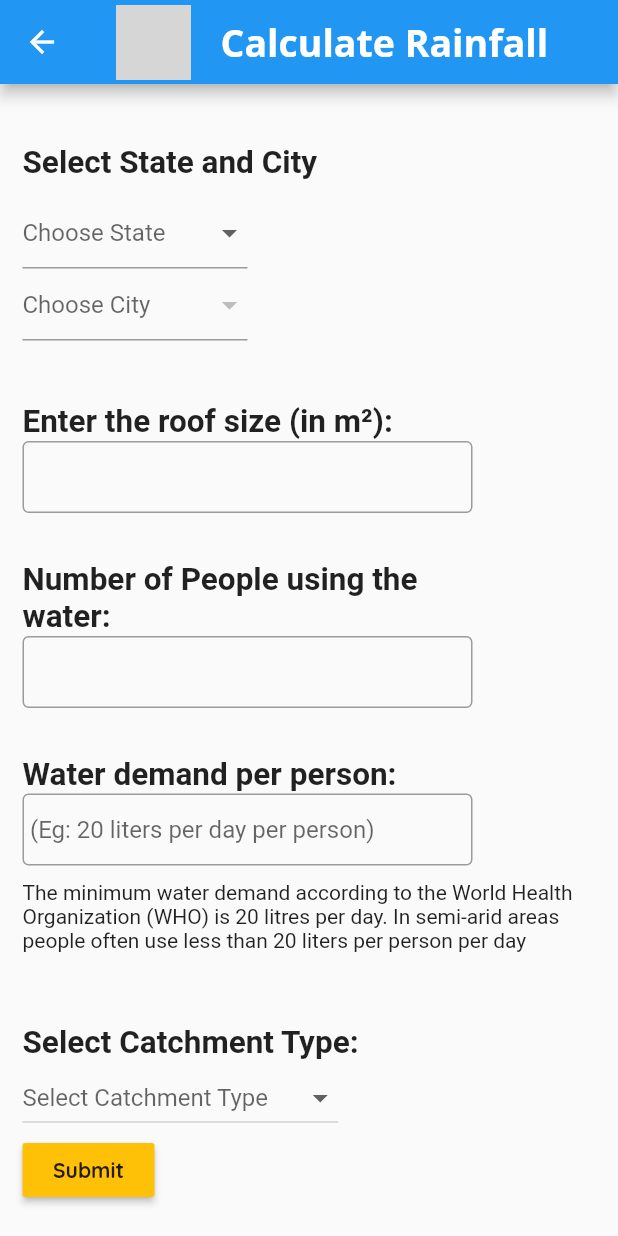
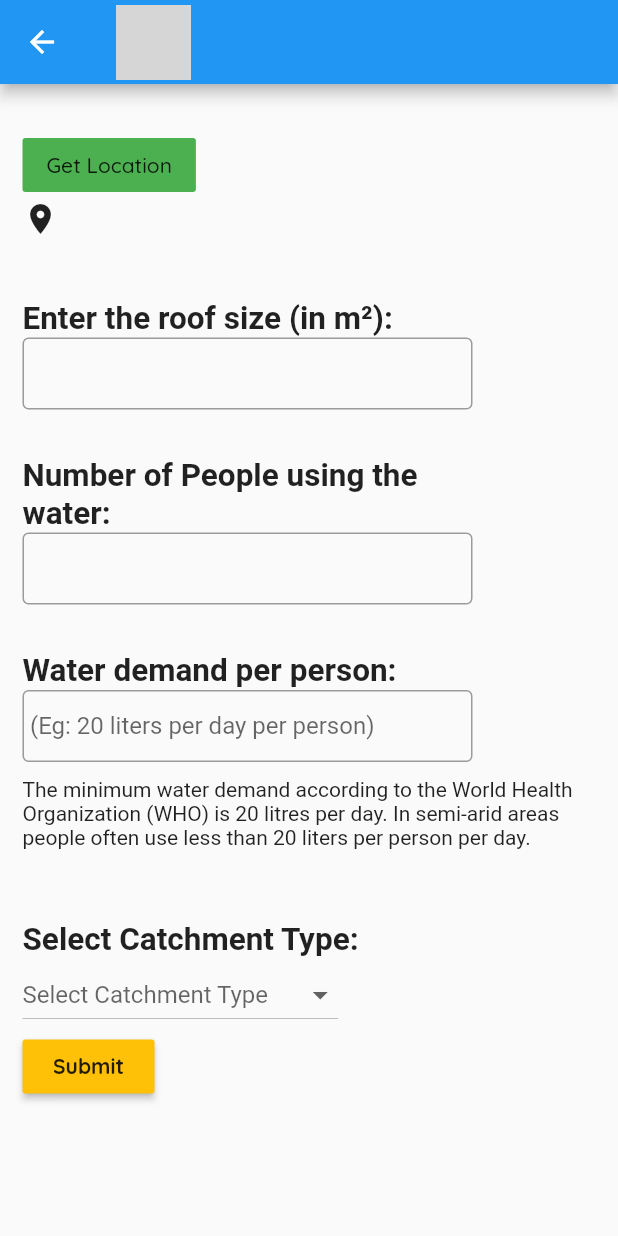
Before and after one commit to payelmasanta/AquaStore, a Flutter app: the screen it shows after launch, after a tap on "Calculate Rainfall", on a phone screen of 412 x 824 dp. Run offline on Flutter 3.47's test engine with Material 2 defaults, Android fonts, the phone set to English and light mode, and no system bars; our stand-ins replace cloud_firestore, firebase_auth, flutter_spinkit, fluttertoast, geolocator; missing offline and left inert: app_settings, geocoder; accounts and stored records are empty; Roboto replaces fonts that are missing (Open Sans); grey boxes are pictures that could not be loaded.

Commit message:
Update Calculation.dart

```diff
--- a/lib/Calculation.dart
+++ b/lib/Calculation.dart
@@ -5,6 +5,12 @@ import 'package:flutter/cupertino.dart';
 import 'package:flutter_spinkit/flutter_spinkit.dart';
 import 'package:rwh_assistant/Result.dart';
 import 'package:rwh_assistant/database.dart';
+import './database1.dart';
+import 'package:geolocator/geolocator.dart';
+import 'package:geocoder/geocoder.dart';
+import 'package:app_settings/app_settings.dart';
+import 'package:http/http.dart' as http;
+import 'dart:convert';
 
 class Item {
   const Item(this.name);
@@ -13,22 +19,21 @@ class Item {
 
 class Calculations extends StatefulWidget {
   @override
-  _CalculationsState createState() => _CalculationsState();
+  CalculationsState createState() => CalculationsState();
 }
 
-class _CalculationsState extends State<Calculations> {
-  Future<void> _initForm;
-  final _stateList = <StateModel>[];
-  final _cityList = <City>[];
-  double resrain_dry, resrain_wet, demand;
+class CalculationsState extends State<Calculations> {
+  String mondry, monwet;
+  double raindry, rainwet;
+  var use = new List();
+  bool isData = false;
+  String locationMessage = "", place;
+  String placeName = '';
+  double resrain_dry = 7, resrain_wet = 8, demand;
+  double result_dry, result_wet;
   int people;
-  StateModel selectedState;
-  City selectedCity;
   Item selectedRegion, selectedCatchment;
-  double catchValue,
-      roofsize,
-      result_dry,
-      result_wet; //catchValue is the runn-off factor
+  double catchValue, roofsize; //catchValue is the runn-off factor
   final GlobalKey<FormState> _formKey = GlobalKey<FormState>();
 
   List<Item> catchment = <Item>[
@@ -38,82 +43,60 @@ class _CalculationsState extends State<Calculations> {
     const Item('Brick Pavement'),
   ];
 
-  @override
-  void initState() {
-    super.initState();
-    _initForm = _initStateAsync();
-  }
-
-  Future<void> _initStateAsync() async {
-    _stateList.clear();
-    _stateList.addAll(await _fetchStateList());
-  }
-
-  Future<List<StateModel>> _fetchStateList() async {
-    await Future.delayed(Duration(seconds: 1));
-    return [
-      StateModel("1", "Karnataka"),
-      StateModel("2", "West Bengal"),
-    ];
-  }
-
-  Future<List<City>> _fetchCityList(String id) async {
-    await Future.delayed(Duration(seconds: 1));
-    if (id == "1")
-      return [
-        City("1", "Bangalore", 5, 150),
-        City("2", "Mysore", 48, 160),
-      ];
-    if (id == "2")
-      return [
-        City("3", "Kolkata", 85, 180),
-        City("4", "Kharagpur", 66, 270),
-      ];
-    return Iterable.empty();
-  }
-
-  void _onStateSelected(StateModel selectedState) async {
-    try {
-      _showLoadingDialog();
-      final cityList = await _fetchCityList(selectedState.id);
+  Future getCurrentLocation() async {
+    bool isLocationEnabled = await Geolocator().isLocationServiceEnabled();
+    if (isLocationEnabled) {
+      Position position = await Geolocator()
+          .getCurrentPosition(desiredAccuracy: LocationAccuracy.high);
+      debugPrint('location: ${position.latitude}');
+      final coordinates =
+          new Coordinates(position.latitude, position.longitude);
+      var addresses =
+          await Geocoder.local.findAddressesFromCoordinates(coordinates);
+      var first = addresses.first;
+      print("${first.featureName} : ${first.addressLine}");
       setState(() {
-        this.selectedState = selectedState;
-        selectedCity = null;
-        _cityList.clear();
-        _cityList.addAll(cityList);
+        locationMessage = "${position.latitude}, ${position.longitude}";
+        placeName = " ${first.subAdminArea}";
+        print(placeName);
       });
-      Navigator.pop(context);
-    } catch (e) {
-      //TODO: handle error
-      rethrow;
+      return placeName;
+    } else {
+      showDialog(
+          context: context, builder: (BuildContext context) => errorDialog);
+      // AppSettings.openLocationSettings();
     }
   }
 
-  void onCitySelected(City selectedCity) {
-    setState(() {
-      this.selectedCity = selectedCity;
-      resrain_dry = selectedCity.dry_rain;
-      resrain_wet = selectedCity.wet_rain;
-      print(resrain_dry);
-      print(resrain_wet);
-    });
-  }
+  FetchJSON() async {
+    var Response = await http.get(
+      "https://gist.githubusercontent.com/payelmasanta/51322f0c991e57011ca3456cbe153d3d/raw/23d260a2bed3b9d0e94be49d6da6a0be98b89b86/random.json",
+      headers: {"Accept": "application/json"},
+    );
+    //var kar = "Mysuru";
+    if (Response.statusCode == 200) {
+      String responseBody = Response.body;
+      var responseJSON = json.decode(responseBody);
+      place = '$placeName';
+      print('\"$place\"');
 
-  void _showLoadingDialog() {
-    showDialog(
-      context: context,
-      builder: (context) {
-        return WillPopScope(
-          onWillPop: () async => false,
-          child: Center(
-            child: SpinKitCircle(
-              color: Colors.white,
-              size: 50,
-            ),
-          ),
-        );
-      },
-    );
+      mondry = responseJSON["$place"]["month_dry"];
+      print(mondry);
+      raindry = responseJSON["$place"]["rain_dry"];
+      monwet = responseJSON["$place"]["month_wet"];
+      rainwet = responseJSON["$place"]["rain_wet"];
+
+      print(mondry);
+      print(raindry);
+      print(monwet);
+      print(rainwet);
+      isData = true;
+      setState(() {
+        print('UI Updated');
+      });
+    } else {
+      print('Something went wrong. \nResponse Code : ${Response.statusCode}');
+    }
   }
 
   @override
@@ -131,12 +114,13 @@ class _CalculationsState extends State<Calculations> {
                 height: 50,
               ),
             ),
-            Container(
-                padding: const EdgeInsets.only(left: 0.0, right: 0.0),
-                child: Text(
-                  'Calculate Rainfall',
-                  style: TextStyle(fontFamily: 'Open Sans'),
-                )),
+            // Container(
+            //   padding: const EdgeInsets.only(left: 0.0, right: 0.0),
+            //   child: Text(
+            //     'Calculate Rainfall',
+            //     style: TextStyle(fontFamily: 'Open Sans'),
+            //   ),
+            // ),
           ],
         ),
       ),
@@ -150,25 +134,18 @@ class _CalculationsState extends State<Calculations> {
           child: Column(
             crossAxisAlignment: CrossAxisAlignment.start,
             children: <Widget>[
-              Container(
-                padding: EdgeInsets.symmetric(vertical: 10, horizontal: 0),
-                child: Text(
-                  'Select State and City',
-                  style: TextStyle(fontSize: 21, fontWeight: FontWeight.bold),
-                ),
+              FlatButton(
+                onPressed: () {
+                  getCurrentLocation();
+                },
+                color: Colors.green,
+                child: Text("Get Location"),
               ),
-              SafeArea(
-                child: FutureBuilder<void>(
-                  future: _initForm,
-                  builder: (context, snapshot) {
-                    if (snapshot.connectionState == ConnectionState.waiting)
-                      return _buildLoading();
-                    else if (snapshot.hasError)
-                      return _buildError(snapshot.error);
-                    else
-                      return _buildBody();
-                  },
-                ),
+              Row(
+                children: <Widget>[
+                  Icon(Icons.location_on),
+                  Text(placeName),
+                ],
               ),
               Text(""),
               Text(''),
@@ -240,6 +217,7 @@ class _CalculationsState extends State<Calculations> {
                         },
                         onSaved: (input) {
                           demand = double.parse(input);
+                          //print(demand);
                         },
                         decoration: InputDecoration(
                             contentPadding: EdgeInsets.all(5),
@@ -253,7 +231,7 @@ class _CalculationsState extends State<Calculations> {
               // catchment start
               Text(
                   "The minimum water demand according to the World Health Organization (WHO) is "
-                  "20 litres per day. In semi-arid areas people often use less than 20 liters per person per day"),
+                  "20 litres per day. In semi-arid areas people often use less than 20 liters per person per day."),
               Text(""),
               Text(''),
               Text(''),
@@ -325,128 +303,76 @@ class _CalculationsState extends State<Calculations> {
     );
   }
 
-  Widget _buildLoading() {
-    return Center(
+  Dialog errorDialog = Dialog(
+    shape: RoundedRectangleBorder(
+        borderRadius: BorderRadius.circular(12.0)), //this right here
+    child: Container(
+      height: 200.0,
+      width: 300.0,
       child: Column(
         mainAxisAlignment: MainAxisAlignment.center,
         children: <Widget>[
-          CupertinoActivityIndicator(animating: true),
-          SizedBox(height: 25.0),
-          Text(
-            "Initilizing Form Data",
-            style: TextStyle(fontSize: 15),
+          Text(""),
+          Text(""),
+          Container(
+            padding: EdgeInsets.only(left: 20, right: 15),
+            child: Text(
+              'To continue, turn on device location.',
+              style: TextStyle(fontSize: 22, color: Colors.grey),
+            ),
           ),
+          Text(""),
+          Container(
+              padding: EdgeInsets.only(left: 40, top: 40),
+              margin: EdgeInsets.only(bottom: 10, right: 1),
+              child: FlatButton(
+                onPressed: () {
+                  AppSettings.openLocationSettings();
+                },
+                child: Text(
+                  'Go to Location settings >>',
+                  style: TextStyle(color: Colors.blue, fontSize: 17.0),
+                ),
+              )),
         ],
       ),
-    );
-  }
+    ),
+  );
 
-  Widget _buildError(dynamic error) {
-    return Center(
-      child: Text("Error occured: $error"),
-    );
-  }
-
-  Widget _buildBody() {
-    return Column(
-      crossAxisAlignment: CrossAxisAlignment.start,
-      children: <Widget>[
-        Container(
-          width: 150,
-          //padding: EdgeInsets.only(left:10, right:0),
-          child: DropdownButtonFormField<StateModel>(
-            hint: Text('Choose State'),
-            items: _stateList
-                .map((itm) => DropdownMenuItem(
-                      value: itm,
-                      child: Row(
-                        children: <Widget>[
-                          SizedBox(
-                            width: 10,
-                          ),
-                          Text(
-                            itm.name,
-                            style: TextStyle(color: Colors.black),
-                          ),
-                        ],
-                      ),
-                    ))
-                .toList(),
-            value: selectedState,
-            onChanged: _onStateSelected,
-          ),
-        ),
-        Container(
-          width: 150,
-          //padding: EdgeInsets.only(left:10, right:0),
-          child: DropdownButtonFormField<City>(
-            hint: Text('Choose City'),
-            items: _cityList
-                .map((itm) => DropdownMenuItem(
-                      child: Text(itm.name),
-                      value: itm,
-                    ))
-                .toList(),
-            value: selectedCity,
-            onChanged: onCitySelected,
-          ),
-        )
-      ],
-    );
-  }
-
-  void submitit(double n, m, d, w) async {
+  void submitit(double roofsize, catvalue, resrd, resrw) async {
+    FetchJSON();
     final FirebaseUser user = await FirebaseAuth.instance.currentUser();
     final String usr = user.uid.toString();
     if (_formKey.currentState.validate()) {
       _formKey.currentState.save();
-      result_dry = (n * m) * d;
-      result_wet = (n * m) * w;
+      result_dry = (roofsize * catvalue) * resrd;
+      result_wet = (roofsize * catvalue) * resrw;
       print(result_dry);
       print(result_wet);
     }
 
-    DatabaseService(uid: usr)
-        .updateUserData(result_dry.toString(), result_wet.toString());
+    DatabaseService(uid: usr).updateUserData(result_dry.toString());
+    getData();
+    DatabaseServicee(uid: usr).updateUserDataa(result_wet.toString());
     getData();
   }
 
   Future<void> getData() async {
     var firebaseUser = await FirebaseAuth.instance.currentUser();
     var resul = await Firestore.instance
-        .collection("result")
+        .collection("result_dry")
         .document(firebaseUser.uid)
         .get();
-    print(resul.data);
-    if (resul.data != null) {
-      Column(
-        children: <Widget>[
-          Text("The rainfall varies from"),
-          Text(resul.data.toString()),
-        ],
-      );
-    }
 
+    var resul1 = await Firestore.instance
+        .collection("result_wet")
+        .document(firebaseUser.uid)
+        .get();
     Navigator.push(
         context,
         MaterialPageRoute(
-          builder: (context) => ResultPage(resul.data.toString()),
+          builder: (context) => ResultPage(resul.data.values.toString(),
+              resul1.data.values.toString(), demand, people),
         ));
   }
 }
-
-class StateModel {
-  final String id;
-  final String name;
-
-  StateModel(this.id, this.name);
-}
-
-class City {
-  final String id;
-  final String name;
-  final double dry_rain;
-  final double wet_rain;
-
-  City(this.id, this.name, this.dry_rain, this.wet_rain);
-}
```
